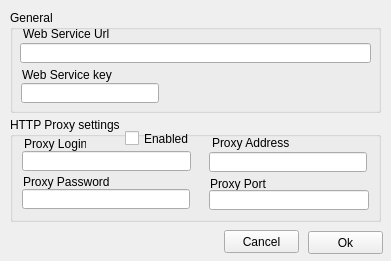
Above: src/settings.ui from plaatsoft/plaatscore before the change. Below: the same form after it.
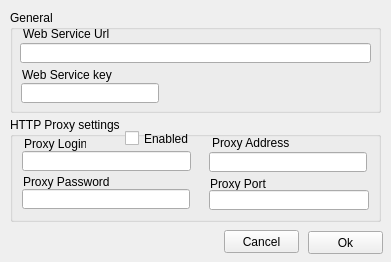
That is the form after the change.

Patch:
```diff
--- a/src/settings.ui
+++ b/src/settings.ui
@@ -7,7 +7,7 @@
     <x>0</x>
     <y>0</y>
     <width>391</width>
-    <height>261</height>
+    <height>262</height>
    </rect>
   </property>
   <property name="maximumSize">
```
